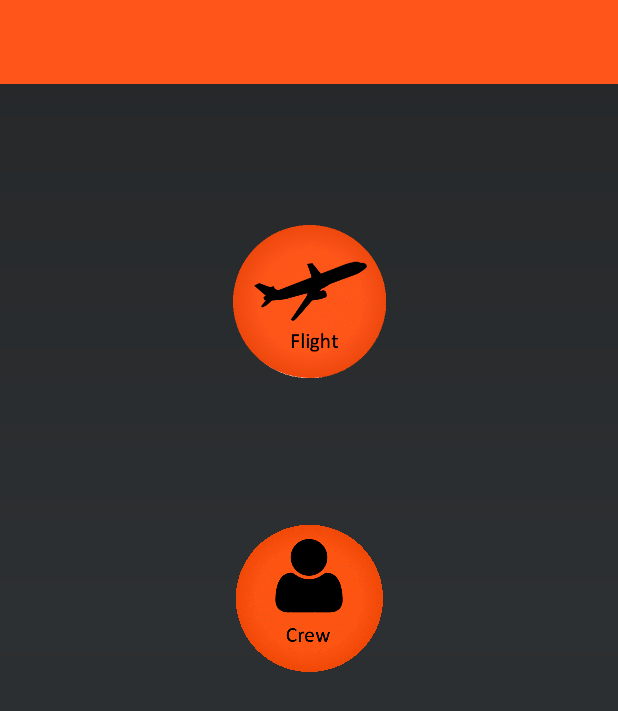
After one commit to dipalbhandari/Crew-Scheduler-Android-App, an Android app: the layout activity_manager_dashboard.xml on its own in the app's theme, with its tools: preview values and no code run, on a phone screen of 412 x 824 dp. The commit adds this screen. Shown: the top 711 px of the screen. Run offline under Robolectric (Android 15) with nearby library versions, the phone set to English and light mode, and no system bars.

Commit message:
Manager Dashboard

```diff
--- /dev/null
+++ b/app/SkywalkersAirlines/src/main/java/com/example/student/skywalkerairlines/ActivityLogin.java
@@ -0,0 +1,4 @@
+package com.example.student.skywalkerairlines;
+
+public class ActivityLogin {
+}
--- a/app/SkywalkersAirlines/src/main/res/layout/activity_login.xml
+++ b/app/SkywalkersAirlines/src/main/res/layout/activity_login.xml
@@ -3,6 +3,7 @@
     xmlns:app="http://schemas.android.com/apk/res-auto"
     android:layout_width="match_parent"
     android:background="@drawable/gradient"
+
     android:layout_height="match_parent">
 
     <LinearLayout
--- /dev/null
+++ b/app/SkywalkersAirlines/src/main/res/layout/activity_manager_dashboard.xml
@@ -0,0 +1,58 @@
+<?xml version="1.0" encoding="utf-8"?>
+<android.support.constraint.ConstraintLayout
+    xmlns:android="http://schemas.android.com/apk/res/android"
+    xmlns:tools="http://schemas.android.com/tools"
+    android:layout_width="match_parent"
+    android:layout_height="match_parent"
+    android:background="@drawable/gradient"
+    >
+
+
+    <LinearLayout
+        android:layout_width="match_parent"
+        android:layout_height="wrap_content"
+        android:gravity="center_horizontal"
+        android:id="@+id/checkInLayout"
+        android:layout_marginTop="25dp">
+        <android.support.v7.widget.Toolbar
+            android:id="@+id/toolbar"
+            android:layout_width="match_parent"
+            android:layout_height="wrap_content"
+            android:background="@color/colorOrangePrimary"
+            android:keyboardNavigationCluster="true">
+
+
+        </android.support.v7.widget.Toolbar>
+
+
+    </LinearLayout>
+
+    <RelativeLayout
+        android:layout_width="match_parent"
+        android:layout_height="wrap_content"
+        >
+
+        <ImageButton
+            android:id="@+id/flightButton"
+            android:layout_width="match_parent"
+            android:layout_height="wrap_content"
+            android:background="@color/colorTransparent"
+            android:src="@mipmap/flight_button"
+            android:layout_marginTop="150dp"
+            >
+
+        </ImageButton>
+
+        <ImageButton
+            android:id="@+id/crewButton"
+            android:layout_width="match_parent"
+            android:layout_height="wrap_content"
+            android:background="@color/colorTransparent"
+            android:src="@mipmap/crew_button"
+            android:layout_marginTop="350dp"
+            >
+
+        </ImageButton>
+
+    </RelativeLayout>>
+</android.support.constraint.ConstraintLayout>
--- a/app/SkywalkersAirlines/src/main/res/values/colors.xml
+++ b/app/SkywalkersAirlines/src/main/res/values/colors.xml
@@ -8,6 +8,7 @@
     <color name="colorOrangeSecondaryDark">#CBD83801</color>>
     <color name="colorBlackPrimary">#252729</color>>
     <color name="colorBlackSecondary">#2D3032</color>>
+    <color name="colorTransparent">#00ffffff</color>>
 
 
 </resources>
```
Also changed, not shown: app/SkywalkersAirlines/src/main/java/com/example/student/skywalkerairlines/SplashActivity.java (+52 -1 lines), app/SkywalkersAirlines/src/main/res/layout/activity_welcome.xml (+3 -5 lines), app/SkywalkersAirlines/src/main/res/mipmap-xxhdpi/baseline_flight_takeoff_black_18dp.png (added), app/SkywalkersAirlines/src/main/res/mipmap-xxhdpi/baseline_perm_identity_black_18dp.png (added), app/SkywalkersAirlines/src/main/res/mipmap-xxhdpi/crew_button.png (added), app/SkywalkersAirlines/src/main/res/mipmap-xxhdpi/flight_button.png (added), 3 other files.
